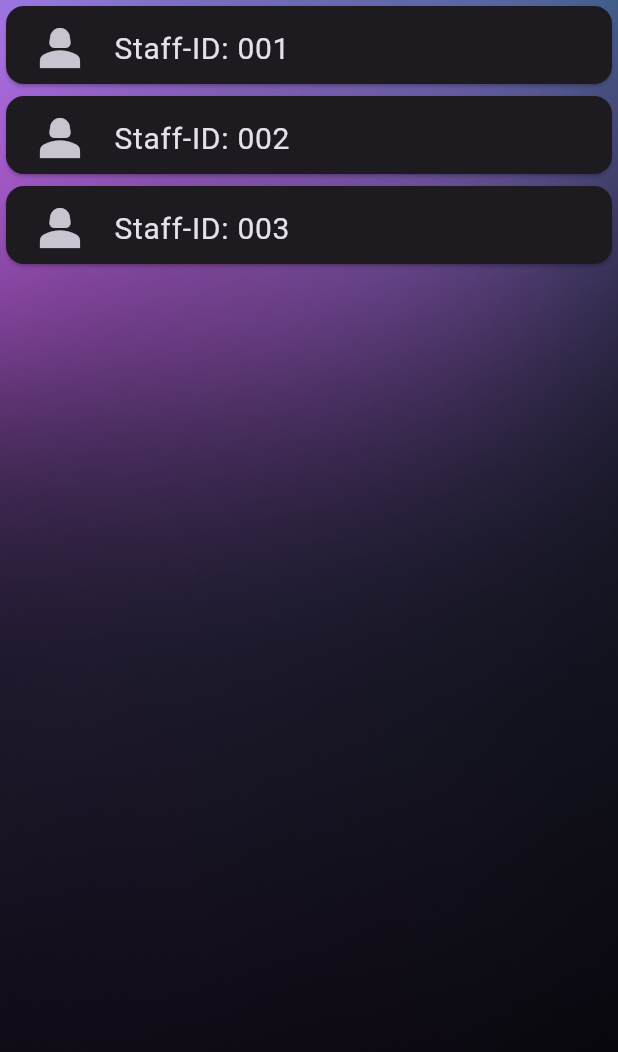
After one commit to SauravHaldar04/LOC_6.0_Overload_Oblivion, a Flutter app: the AdminHomepage screen opened directly, on a phone screen of 412 x 824 dp. The commit adds this screen. Shown: the top 1052 px of the screen. Run offline on Flutter 3.47's test engine with Material 3 defaults, Android fonts, the phone set to English and light mode, and no system bars; our stand-ins replace animated_splash_screen, cloud_firestore, dotted_border, firebase_auth, firebase_core, firebase_storage and 4 more; accounts and stored records are empty.

Commit message:
Adding user_profile and admin pages

```diff
--- /dev/null
+++ b/loc_6_overload_oblivion/lib/admin_homepage.dart
@@ -0,0 +1,102 @@
+import 'package:flutter/material.dart';
+import 'package:loc_6_overload_oblivion/staff_profile.dart';
+
+class AdminHomepage extends StatefulWidget {
+  @override
+  _AdminHomepageState createState() => _AdminHomepageState();
+}
+
+class _AdminHomepageState extends State<AdminHomepage> {
+
+  List<StaffProfile> staffProfiles = [
+    StaffProfile(name: 'John Doe', staffId: '001'),
+    StaffProfile(name: 'Jane Smith', staffId: '002'),
+    StaffProfile(name: 'Mike Johnson', staffId: '003'),
+  ];
+  List<String> dummyList = [
+    'Item 1',
+    'Item 2',
+    'Item 3',
+  ];
+  @override
+  Widget build(BuildContext context) {
+    return Scaffold(
+      body: Stack(
+        children: [
+          Positioned.fill(
+            child: Image.asset(
+              'assets/images/Image2.png', // Replace with your image path
+              fit: BoxFit.cover,
+            ),
+          ),
+          ListView.builder(
+            itemCount: staffProfiles.length,
+            itemBuilder: (context, index) {
+              return GestureDetector(
+                onTap: () {
+                  Navigator.push(
+                    context,
+                    MaterialPageRoute(
+                      builder: (context) => UserProfile(staffProfile: staffProfiles[index], age: "18", performanceImages: dummyList, performanceSummaries: dummyList),
+                    ),
+                  );
+                },
+                child: StaffProfileCard(
+                  staffId: staffProfiles[index].staffId,
+                ),
+              );
+            },
+          ),
+        ],
+      ),
+    );
+  }
+}
+
+class StaffProfile {
+  final String name;
+  final String staffId;
+
+  StaffProfile({required this.name, required this.staffId});
+}
+
+class StaffProfileCard extends StatelessWidget {
+  final String staffId;
+
+  StaffProfileCard({required this.staffId});
+
+  @override
+  Widget build(BuildContext context) {
+    return Container(
+      height: 60,
+      child: Card(
+        child: ListTile(
+          leading: Icon(
+            Icons.person_2_sharp,
+            size: 40, // Adjust the icon size as desired
+          ),
+          title: Text(
+            "Staff-ID: ${staffId}",
+            style: TextStyle(
+              fontSize: 20, // Adjust the staffId font size as desired
+            ),
+          ),
+        ),
+      ),
+    );
+  }
+}
+
+class AnotherPage extends StatelessWidget {
+  @override
+  Widget build(BuildContext context) {
+    return Scaffold(
+      appBar: AppBar(
+        title: Text('Another Page'),
+      ),
+      body: Center(
+        child: Text('This is another page'),
+      ),
+    );
+  }
+}
--- a/loc_6_overload_oblivion/lib/admin_login.dart
+++ b/loc_6_overload_oblivion/lib/admin_login.dart
@@ -1,4 +1,6 @@
 import 'package:flutter/material.dart';
+import 'package:loc_6_overload_oblivion/admin_bottombar';
+import 'package:loc_6_overload_oblivion/admin_homepage.dart';
 import 'package:loc_6_overload_oblivion/admin_signup.dart';
 import 'package:loc_6_overload_oblivion/resources/auth_methods.dart';
 import 'package:loc_6_overload_oblivion/staff_signup.dart';
@@ -43,7 +45,7 @@ class _LoginPage2State extends State<LoginPage2> {
       } else {
         Navigator.of(context).pushReplacement(
           MaterialPageRoute(
-            builder: (context) => Scaffold(),
+            builder: (context) => AdminBottombar(),
           ),
         );
       }
```
Also changed, not shown: loc_6_overload_oblivion/lib/staff_profile.dart (added, +124 -0 lines), 1 other file.
